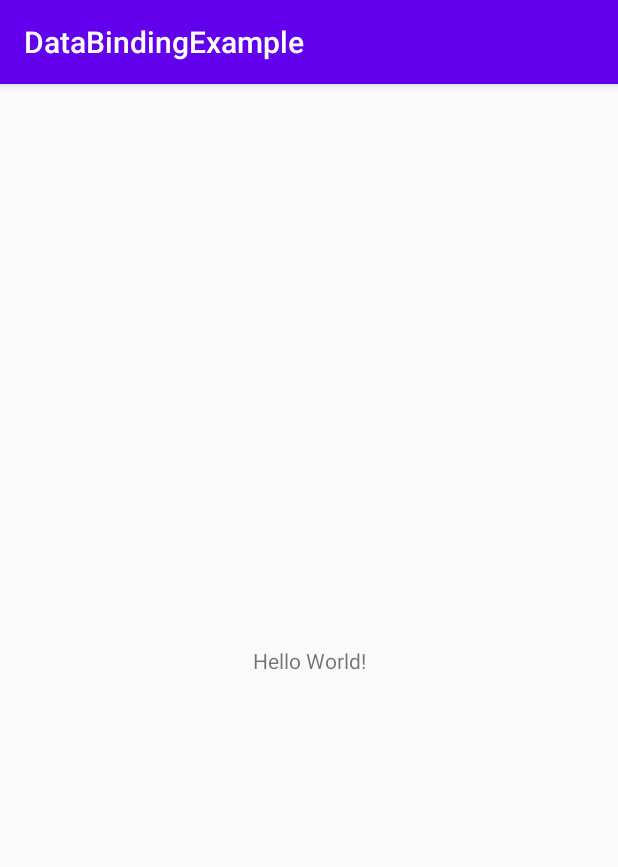
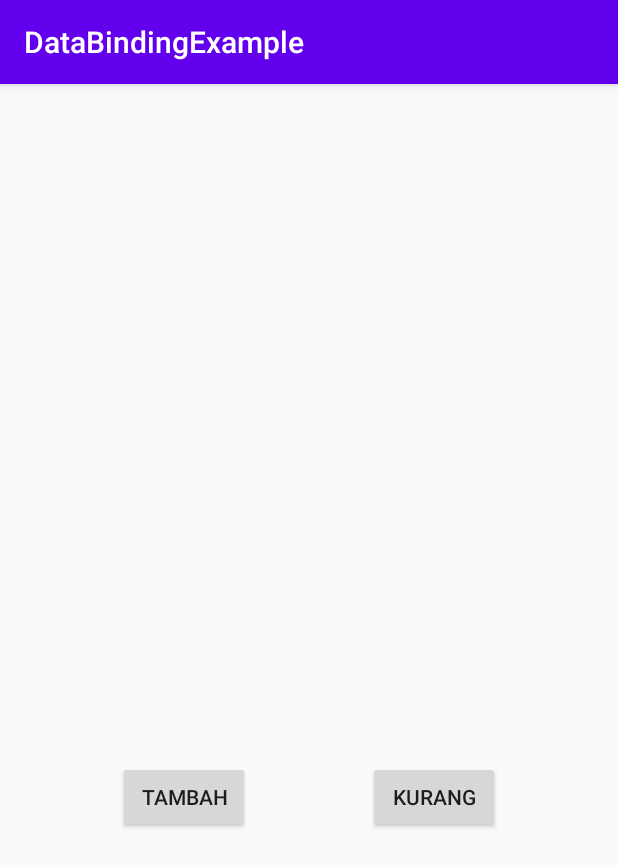
Before and after one commit to chevalierlab-sas/ThursdayCode-DataBinding, an Android app: the screen it shows after launch (MainActivity), on a phone screen of 412 x 824 dp. Shown: the top 867 px of the screen. Run offline under Robolectric (Android 15) with nearby library versions, the phone set to English and light mode, and no system bars; our stand-ins replace data binding.

Commit message:
Setup xml

```diff
--- a/app/src/main/res/layout/activity_main.xml
+++ b/app/src/main/res/layout/activity_main.xml
@@ -1,18 +1,46 @@
 <?xml version="1.0" encoding="utf-8"?>
-<androidx.constraintlayout.widget.ConstraintLayout xmlns:android="http://schemas.android.com/apk/res/android"
+<layout xmlns:android="http://schemas.android.com/apk/res/android"
     xmlns:app="http://schemas.android.com/apk/res-auto"
-    xmlns:tools="http://schemas.android.com/tools"
+    xmlns:tools="http://schemas.android.com/tools">
+
+    <androidx.constraintlayout.widget.ConstraintLayout
         android:layout_width="match_parent"
-    android:layout_height="match_parent"
-    tools:context=".MainActivity">
+        android:layout_height="match_parent">
 
         <TextView
+            android:id="@+id/tv_score"
             android:layout_width="wrap_content"
             android:layout_height="wrap_content"
-        android:text="Hello World!"
+            android:layout_centerHorizontal="true"
+            android:layout_centerVertical="true"
+            android:textAppearance="@style/TextAppearance.AppCompat.Large"
+            android:textSize="64sp"
             app:layout_constraintBottom_toBottomOf="parent"
-        app:layout_constraintLeft_toLeftOf="parent"
-        app:layout_constraintRight_toRightOf="parent"
-        app:layout_constraintTop_toTopOf="parent" />
+            app:layout_constraintEnd_toEndOf="parent"
+            app:layout_constraintStart_toStartOf="parent"
+            app:layout_constraintTop_toTopOf="parent"
+            tools:text="0" />
 
+        <Button
+            android:id="@+id/btn_increase"
+            android:layout_width="wrap_content"
+            android:layout_height="wrap_content"
+            android:layout_marginTop="24dp"
+            android:text="Tambah"
+            app:layout_constraintEnd_toStartOf="@+id/btn_decrease"
+            app:layout_constraintHorizontal_bias="0.5"
+            app:layout_constraintStart_toStartOf="parent"
+            app:layout_constraintTop_toBottomOf="@+id/tv_score" />
+
+        <Button
+            android:id="@+id/btn_decrease"
+            android:layout_width="wrap_content"
+            android:layout_height="wrap_content"
+            android:layout_marginTop="24dp"
+            android:text="Kurang"
+            app:layout_constraintEnd_toEndOf="parent"
+            app:layout_constraintHorizontal_bias="0.5"
+            app:layout_constraintStart_toEndOf="@+id/btn_increase"
+            app:layout_constraintTop_toBottomOf="@+id/tv_score" />
     </androidx.constraintlayout.widget.ConstraintLayout>
+</layout>
```
Lines whose indentation alone changed are shown as unchanged.
